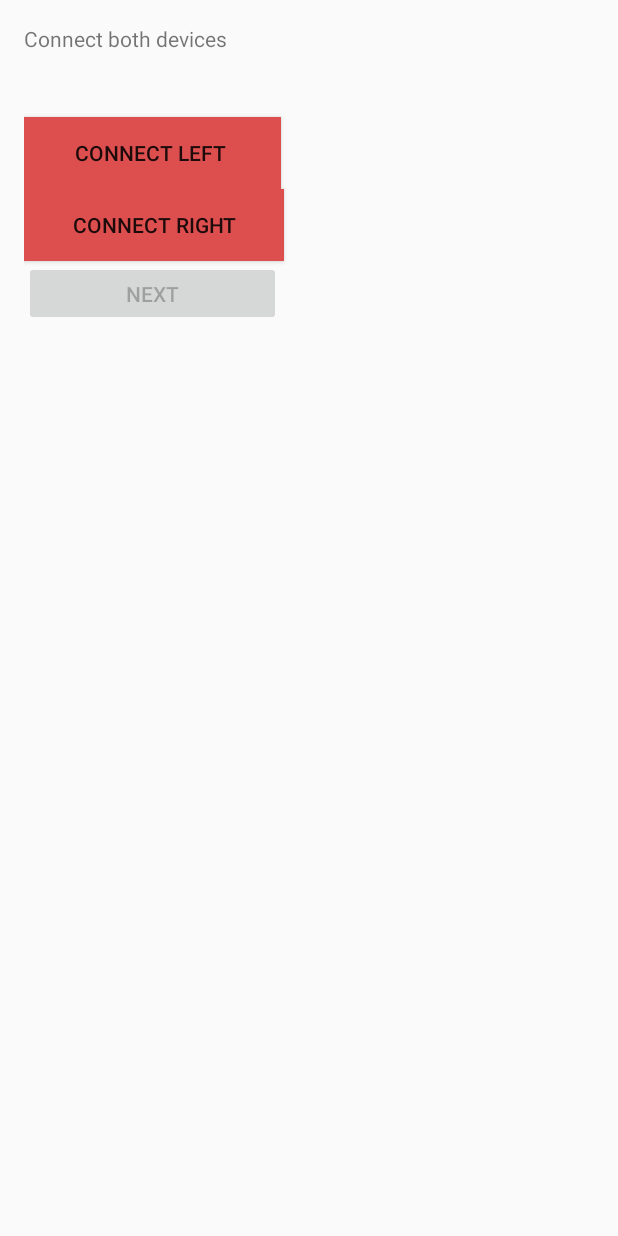
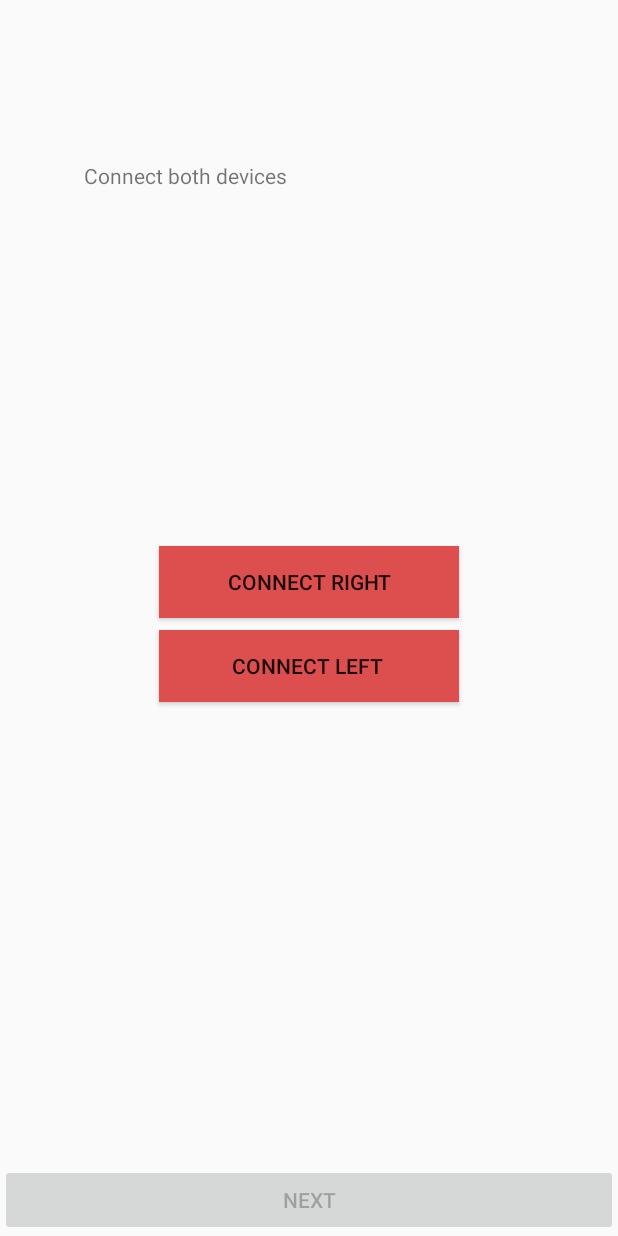
Before and after one commit to hdzajac/VibrationNavigation, an Android app: the ConnectionActivity screen opened directly, with no data from a screen before it, on a phone screen of 412 x 824 dp. Run offline under Robolectric (Android 15) with nearby library versions, the phone set to English and light mode, and no system bars.

```diff
--- a/mobile/src/main/java/com/navigation/vibration/PatternSelectionActivity.java
+++ b/mobile/src/main/java/com/navigation/vibration/PatternSelectionActivity.java
@@ -74,7 +74,7 @@ public class PatternSelectionActivity extends Activity {
 
     public void goToNextActivity(View view)
     {
-        Intent intent = new Intent(this, PlaceSelectionActivity.class);
+        Intent intent = new Intent(this, MapsActivity.class);
         startActivity(intent);
     }
 
--- a/mobile/src/main/res/layout/activity_connection.xml
+++ b/mobile/src/main/res/layout/activity_connection.xml
@@ -1,50 +1,57 @@
 <?xml version="1.0" encoding="utf-8"?>
-
-<layout xmlns:tools="http://schemas.android.com/tools">
-
-
-    <LinearLayout
-        xmlns:android="http://schemas.android.com/apk/res/android"
-        android:layout_width="match_parent"
-        android:layout_height="match_parent"
+<android.support.constraint.ConstraintLayout xmlns:android="http://schemas.android.com/apk/res/android"
+    xmlns:tools="http://schemas.android.com/tools"
+    android:layout_width="fill_parent"
+    android:layout_height="fill_parent"
     android:orientation="vertical"
-        android:padding="16dp"
-        tools:context=".ConnectionActivity">
+    xmlns:app="http://schemas.android.com/apk/res-auto">
+    <android.support.constraint.Guideline
+        android:layout_width="wrap_content"
+        android:layout_height="wrap_content"
+        android:id="@+id/guideline"
+        android:orientation="horizontal"
+        app:layout_constraintGuide_percent="0.5"/>
 
     <TextView
-            android:text=""
         android:id="@+id/textView"
-            android:layout_width="175dp"
-            android:layout_height="62dp"
-            tools:layout_editor_absoluteX="81dp"
-            tools:layout_editor_absoluteY="16dp" />
+        android:layout_width="300dp"
+        android:layout_height="0dp"
+        app:layout_constraintDimensionRatio="4:2"
+        app:layout_constraintBaseline_toBaselineOf="parent"
+        app:layout_constraintRight_toRightOf="parent"
+        app:layout_constraintLeft_toLeftOf="parent"
+        app:layout_constraintTop_toTopOf="parent"
+        app:layout_constraintBottom_toTopOf="@id/conn_right"
+        android:text="" />
 
     <Button
         android:id="@+id/conn_left"
-            android:layout_width="171dp"
-            android:layout_height="48dp"
+        app:layout_constraintTop_toTopOf="@+id/guideline"
+        android:layout_marginTop="8dp"
+        android:layout_width="200dp"
+        android:layout_height="wrap_content"
+        app:layout_constraintDimensionRatio="10"
+        app:layout_constraintRight_toRightOf="parent"
+        app:layout_constraintLeft_toLeftOf="parent"
         android:onClick="connectLeft"
-            android:text="Connect Left "
-            tools:layout_editor_absoluteX="91dp"
-            tools:layout_editor_absoluteY="108dp" />
+        android:text="Connect Left " />
 
     <Button
         android:id="@+id/conn_right"
-            android:layout_width="173dp"
-            android:layout_height="48dp"
+        android:layout_width="200dp"
+        android:layout_height="wrap_content"
         android:onClick="connectRight"
+        app:layout_constraintRight_toRightOf="parent"
+        app:layout_constraintLeft_toLeftOf="parent"
         android:text="Connect Right"
-            tools:layout_editor_absoluteX="91dp"
-            tools:layout_editor_absoluteY="194dp" />
+        app:layout_constraintBottom_toTopOf="@+id/guideline"
+        />
 
     <Button
         android:id="@+id/next"
-            android:layout_width="171dp"
-            android:layout_height="43dp"
+        android:layout_width="match_parent"
+        android:layout_height="wrap_content"
         android:onClick="goToNextActivity"
         android:text="Next"
-            tools:layout_editor_absoluteX="91dp"
-            tools:layout_editor_absoluteY="416dp" />
-
-    </LinearLayout>
-</layout>
+        app:layout_constraintBottom_toBottomOf="parent"/>
+</android.support.constraint.ConstraintLayout>
--- a/mobile/src/main/res/values/strings.xml
+++ b/mobile/src/main/res/values/strings.xml
@@ -6,7 +6,8 @@
     <string name="main_button_to_maps">Find Destination</string>
     <string name="maps_button_search">Go</string>
     <string name="title_activity_connection">ConnectionActivity</string>
-
+    <string name="start_navi">Start Navigation</string>
+    <string name="stop_navi">Stop Navigation</string>
 
 
 
```
Also changed, not shown: mobile/build.gradle (+8 -1 lines), mobile/src/main/AndroidManifest.xml (+39 -2 lines), mobile/src/main/java/com/navigation/vibration/MainActivity.java (deleted, +0 -41 lines), mobile/src/main/java/com/navigation/vibration/MapsActivity.java (+103 -32 lines), mobile/src/main/java/com/navigation/vibration/PlaceSelectionActivity.java (deleted, +0 -47 lines), mobile/src/main/res/layout/activity_main.xml (deleted, +0 -16 lines), mobile/src/main/res/layout/activity_maps.xml (+34 -14 lines), mobile/src/main/res/layout/activity_no_devices_selection.xml (+12 -20 lines), mobile/src/main/res/layout/activity_pattern_selection.xml (+4 -4 lines), mobile/src/main/res/layout/activity_place_selection.xml (deleted, +0 -16 lines), mobile/src/main/res/layout/content_connection.xml (+41 -36 lines). Lines whose indentation alone changed are shown as unchanged.
